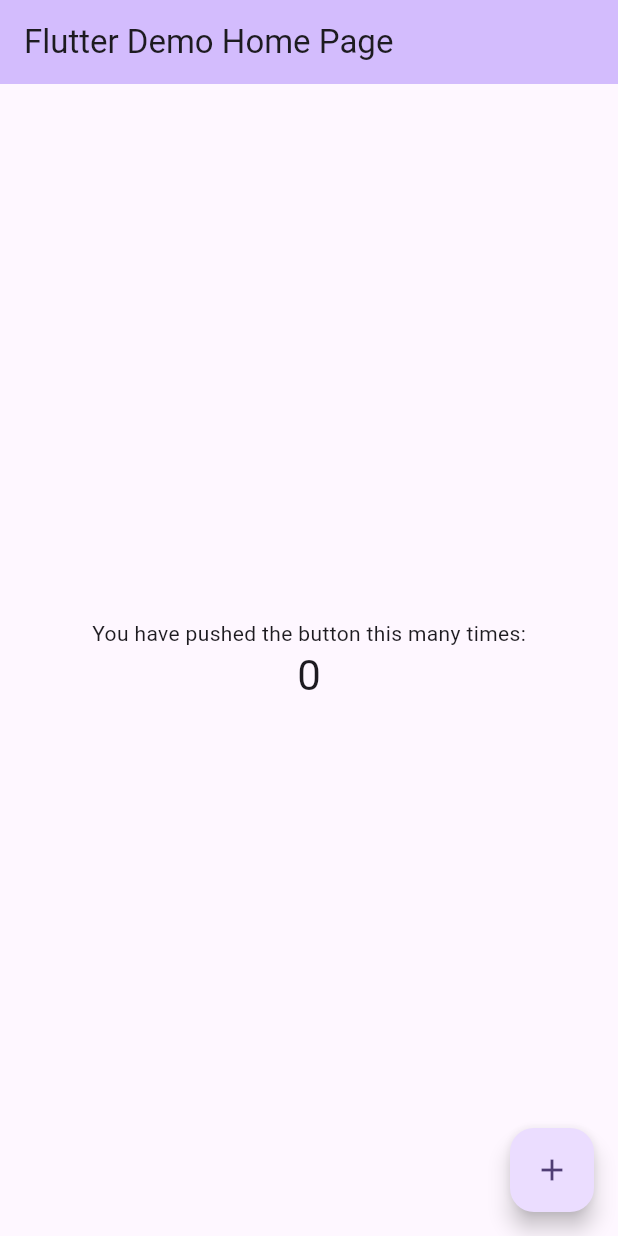
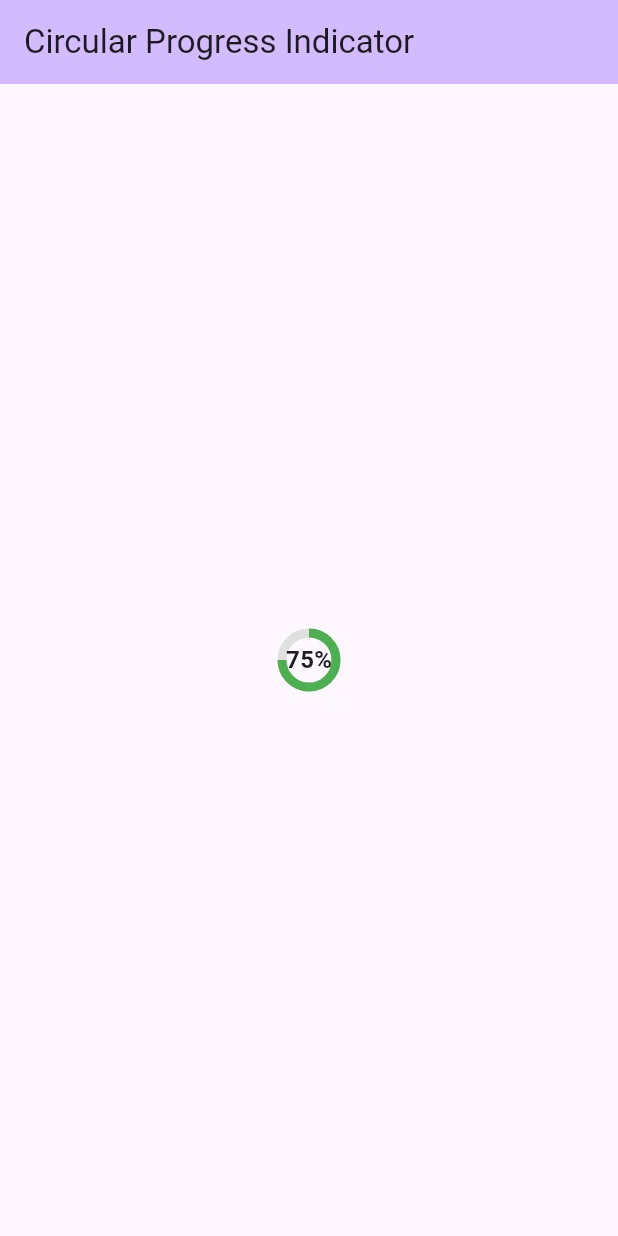
Before and after one commit to EddieKe/FlutterFizz, a Flutter app: the screen it shows after launch, on a phone screen of 412 x 824 dp. Run offline on Flutter 3.47's test engine with Material 3 defaults, Android fonts, the phone set to English and light mode, and no system bars.

Commit message:
modified circluar_progress_indicator.dart file

```diff
--- /dev/null
+++ b/circular_progress_indicator_demo/lib/circular_progress_indicator.dart
@@ -0,0 +1,42 @@
+import 'package:flutter/material.dart';
+
+class AnimatedCircularProgressWithPercentage extends StatefulWidget {
+  final double progress; // Final progress value between 0 and 1
+
+  const AnimatedCircularProgressWithPercentage({super.key, required this.progress});
+
+  @override
+  _AnimatedCircularProgressWithPercentageState createState() =>
+      _AnimatedCircularProgressWithPercentageState();
+}
+
+class _AnimatedCircularProgressWithPercentageState
+    extends State<AnimatedCircularProgressWithPercentage> {
+  @override
+  Widget build(BuildContext context) {
+    return TweenAnimationBuilder<double>(
+      tween: Tween(begin: 0.0, end: widget.progress),
+      duration: const Duration(seconds: 2),
+      builder: (context, value, child) {
+        return Stack(
+          alignment: Alignment.center,
+          children: [
+            CircularProgressIndicator(
+              value: value,
+              backgroundColor: Colors.grey.shade300,
+              color: Colors.green,
+              strokeWidth: 6.0,
+            ),
+            Text(
+              "${(value * 100).toInt()}%",
+              style: const TextStyle(
+                fontSize: 16,
+                fontWeight: FontWeight.bold,
+              ),
+            ),
+          ],
+        );
+      },
+    );
+  }
+}
--- a/circular_progress_indicator_demo/lib/main.dart
+++ b/circular_progress_indicator_demo/lib/main.dart
@@ -1,3 +1,4 @@
+import 'package:circular_progress_indicator_demo/circular_progress_indicator.dart';
 import 'package:flutter/material.dart';
 
 void main() {
@@ -6,47 +7,21 @@
 
 class MyApp extends StatelessWidget {
   const MyApp({super.key});
-
-  // This widget is the root of your application.
   @override
   Widget build(BuildContext context) {
     return MaterialApp(
-      title: 'Flutter Demo',
+      title: 'Circular Progress Indicator',
       theme: ThemeData(
-        // This is the theme of your application.
-        //
-        // TRY THIS: Try running your application with "flutter run". You'll see
-        // the application has a purple toolbar. Then, without quitting the app,
-        // try changing the seedColor in the colorScheme below to Colors.green
-        // and then invoke "hot reload" (save your changes or press the "hot
-        // reload" button in a Flutter-supported IDE, or press "r" if you used
-        // the command line to start the app).
-        //
-        // Notice that the counter didn't reset back to zero; the application
-        // state is not lost during the reload. To reset the state, use hot
-        // restart instead.
-        //
-        // This works for code too, not just values: Most code changes can be
-        // tested with just a hot reload.
         colorScheme: ColorScheme.fromSeed(seedColor: Colors.deepPurple),
         useMaterial3: true,
       ),
-      home: const MyHomePage(title: 'Flutter Demo Home Page'),
+      home: const MyHomePage(title: 'Circular Progress Indicator'),
     );
   }
 }
 
 class MyHomePage extends StatefulWidget {
   const MyHomePage({super.key, required this.title});
-
-  // This widget is the home page of your application. It is stateful, meaning
-  // that it has a State object (defined below) that contains fields that affect
-  // how it looks.
-
-  // This class is the configuration for the state. It holds the values (in this
-  // case the title) provided by the parent (in this case the App widget) and
-  // used by the build method of the State. Fields in a Widget subclass are
-  // always marked "final".
 
   final String title;
 
@@ -55,71 +30,18 @@
 }
 
 class _MyHomePageState extends State<MyHomePage> {
-  int _counter = 0;
-
-  void _incrementCounter() {
-    setState(() {
-      // This call to setState tells the Flutter framework that something has
-      // changed in this State, which causes it to rerun the build method below
-      // so that the display can reflect the updated values. If we changed
-      // _counter without calling setState(), then the build method would not be
-      // called again, and so nothing would appear to happen.
-      _counter++;
-    });
-  }
-
   @override
   Widget build(BuildContext context) {
-    // This method is rerun every time setState is called, for instance as done
-    // by the _incrementCounter method above.
-    //
-    // The Flutter framework has been optimized to make rerunning build methods
-    // fast, so that you can just rebuild anything that needs updating rather
-    // than having to individually change instances of widgets.
+
     return Scaffold(
       appBar: AppBar(
-        // TRY THIS: Try changing the color here to a specific color (to
-        // Colors.amber, perhaps?) and trigger a hot reload to see the AppBar
-        // change color while the other colors stay the same.
         backgroundColor: Theme.of(context).colorScheme.inversePrimary,
-        // Here we take the value from the MyHomePage object that was created by
-        // the App.build method, and use it to set our appbar title.
         title: Text(widget.title),
       ),
-      body: Center(
-        // Center is a layout widget. It takes a single child and positions it
-        // in the middle of the parent.
-        child: Column(
-          // Column is also a layout widget. It takes a list of children and
-          // arranges them vertically. By default, it sizes itself to fit its
-          // children horizontally, and tries to be as tall as its parent.
-          //
-          // Column has various properties to control how it sizes itself and
-          // how it positions its children. Here we use mainAxisAlignment to
-          // center the children vertically; the main axis here is the vertical
-          // axis because Columns are vertical (the cross axis would be
-          // horizontal).
-          //
-          // TRY THIS: Invoke "debug painting" (choose the "Toggle Debug Paint"
-          // action in the IDE, or press "p" in the console), to see the
-          // wireframe for each widget.
-          mainAxisAlignment: MainAxisAlignment.center,
-          children: <Widget>[
-            const Text(
-              'You have pushed the button this many times:',
-            ),
-            Text(
-              '$_counter',
-              style: Theme.of(context).textTheme.headlineMedium,
-            ),
-          ],
-        ),
+      body: const Center(
+        child: AnimatedCircularProgressWithPercentage(progress: 0.75,),
+
       ),
-      floatingActionButton: FloatingActionButton(
-        onPressed: _incrementCounter,
-        tooltip: 'Increment',
-        child: const Icon(Icons.add),
-      ), // This trailing comma makes auto-formatting nicer for build methods.
     );
   }
 }
```
